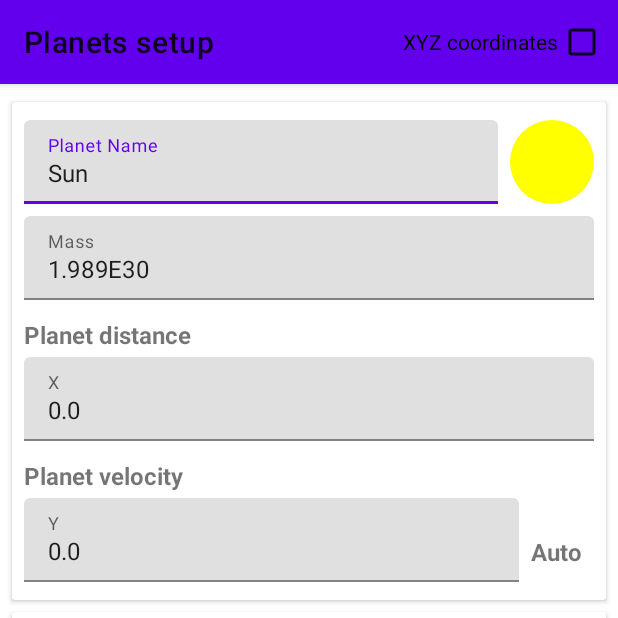
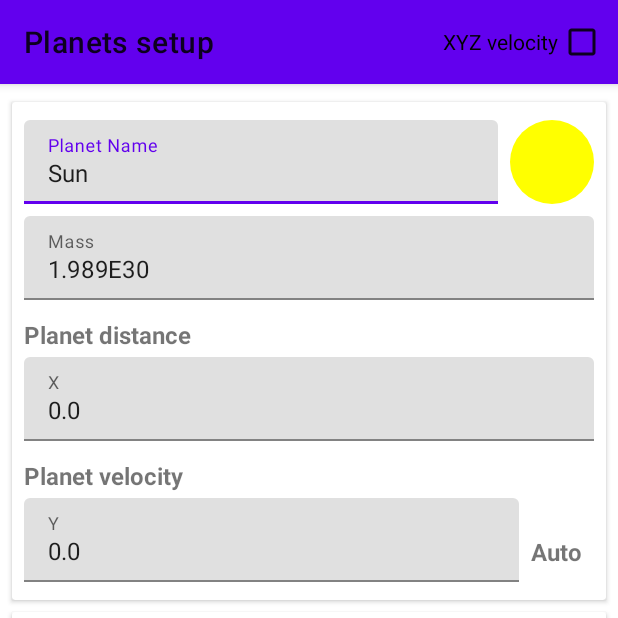
Before and after one commit to DortanMors/math-modelling-android, an Android app: the screen it shows after launch (MainActivity), on a phone screen of 412 x 824 dp, the top half of it. Run offline under Robolectric (Android 15) with nearby library versions, the phone set to English and light mode, and no system bars.

Commit message:
fixed XYZ velocity text

```diff
--- a/app/src/main/res/values/strings.xml
+++ b/app/src/main/res/values/strings.xml
@@ -66,5 +66,5 @@
     <string name="venus">Venus</string>
     <string name="earth">Earth</string>
 
-    <string name="menu_all_coordinates">XYZ coordinates</string>
+    <string name="menu_all_coordinates">XYZ velocity</string>
 </resources>
```
Also changed, not shown: 1 other file.
